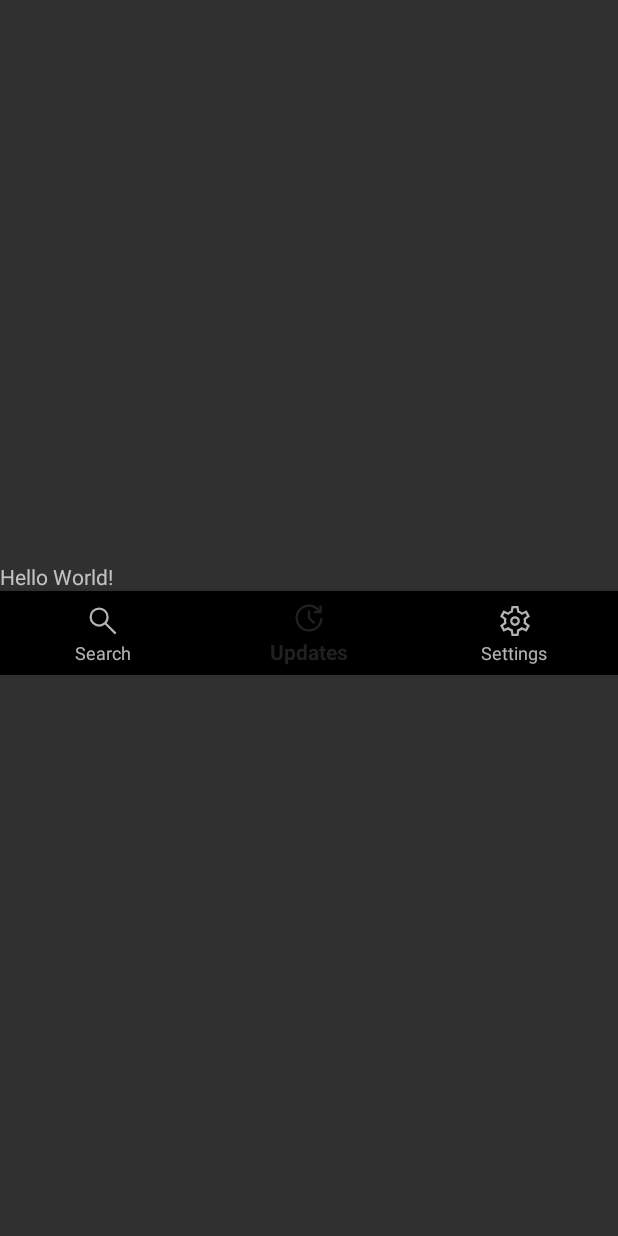
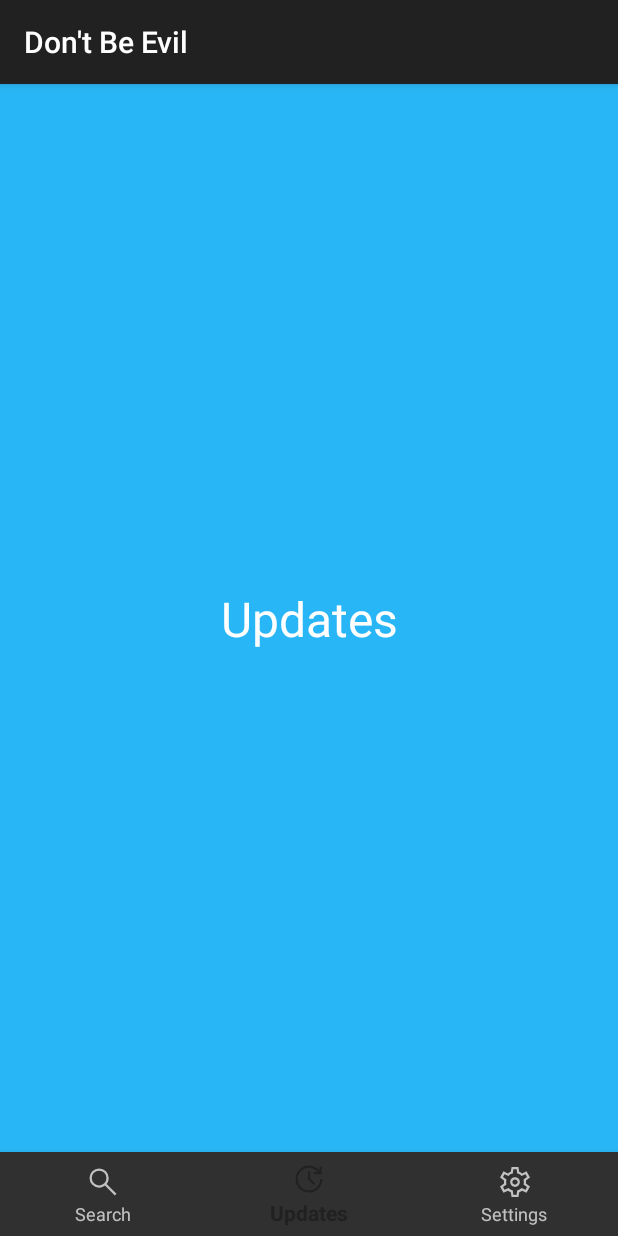
Before and after one commit to radian-software/dontbeevilmirror, an Android app: the screen it shows after launch (MainActivity), item 2 of the bottom bar chosen, on a phone screen of 412 x 824 dp. Run offline under Robolectric (Android 15) with nearby library versions, the phone set to English and light mode, and no system bars; our stand-ins replace navigation-ui.

Commit message:
Add godawful XML to construct nav bar

```diff
--- a/app/app/build.gradle.kts
+++ b/app/app/build.gradle.kts
@@ -32,6 +32,8 @@ android {
 
 dependencies {
     implementation("androidx.appcompat:appcompat:1.5.1")
+    implementation("androidx.constraintlayout:constraintlayout:2.1.4")
+    implementation("androidx.navigation:navigation-fragment-ktx:2.5.3")
+    implementation("androidx.navigation:navigation-ui-ktx:2.5.3")
     implementation("com.google.android.material:material:1.8.0")
-    implementation("androidx.constraintlayout:constraintlayout:2.1.4")
 }
--- a/app/app/src/main/kotlin/codes/radian/dontbeevil/MainActivity.kt
+++ b/app/app/src/main/kotlin/codes/radian/dontbeevil/MainActivity.kt
@@ -1,11 +1,26 @@
 package codes.radian.dontbeevil
 
-import android.app.Activity
+import androidx.appcompat.app.AppCompatActivity
 import android.os.Bundle
 
-class MainActivity : Activity() {
+import androidx.navigation.fragment.NavHostFragment
+import androidx.navigation.ui.NavigationUI
+import com.google.android.material.bottomnavigation.BottomNavigationView
+
+class MainActivity : AppCompatActivity() {
     override fun onCreate(savedInstanceState: Bundle?) {
         super.onCreate(savedInstanceState)
         setContentView(R.layout.activity_main)
+
+        val navHostFragment =
+            supportFragmentManager.findFragmentById(R.id.navbar_fragment) as NavHostFragment
+        val navController = navHostFragment.navController
+        val navbar = findViewById<BottomNavigationView>(R.id.navbar)
+
+        NavigationUI.setupWithNavController(navbar, navController)
+
+        navbar.setOnItemSelectedListener {
+            NavigationUI.onNavDestinationSelected(it, navController)
+        }
     }
 }
--- /dev/null
+++ b/app/app/src/main/kotlin/codes/radian/dontbeevil/SearchFragment.kt
@@ -0,0 +1,23 @@
+package codes.radian.dontbeevil
+
+import android.os.Bundle
+import android.view.LayoutInflater
+import android.view.View
+import android.view.ViewGroup
+import android.widget.Toast
+import androidx.fragment.app.Fragment
+
+class SearchFragment : Fragment() {
+
+    override fun onCreateView(
+        inflater: LayoutInflater, container: ViewGroup?,
+        savedInstanceState: Bundle?
+    ): View? {
+        return inflater.inflate(R.layout.fragment_search, container, false)
+    }
+
+    override fun onViewCreated(view: View, savedInstanceState: Bundle?) {
+        super.onViewCreated(view, savedInstanceState)
+    }
+
+}
--- /dev/null
+++ b/app/app/src/main/kotlin/codes/radian/dontbeevil/UpdatesFragment.kt
@@ -0,0 +1,23 @@
+package codes.radian.dontbeevil
+
+import android.os.Bundle
+import android.view.LayoutInflater
+import android.view.View
+import android.view.ViewGroup
+import android.widget.Toast
+import androidx.fragment.app.Fragment
+
+class UpdatesFragment : Fragment() {
+
+    override fun onCreateView(
+        inflater: LayoutInflater, container: ViewGroup?,
+        savedInstanceState: Bundle?
+    ): View? {
+        return inflater.inflate(R.layout.fragment_updates, container, false)
+    }
+
+    override fun onViewCreated(view: View, savedInstanceState: Bundle?) {
+        super.onViewCreated(view, savedInstanceState)
+    }
+
+}
--- a/app/app/src/main/res/layout/activity_main.xml
+++ b/app/app/src/main/res/layout/activity_main.xml
@@ -3,32 +3,38 @@
     xmlns:android="http://schemas.android.com/apk/res/android"
     xmlns:app="http://schemas.android.com/apk/res-auto"
     xmlns:tools="http://schemas.android.com/tools"
+    android:id="@+id/toplevel_layout"
     android:layout_width="match_parent"
     android:layout_height="match_parent"
-    tools:context=".MainActivity">
+    tools:context=".MainActivity"
+    >
 
-  <LinearLayout
-      xmlns:android="http://schemas.android.com/apk/res/android"
-      xmlns:app="http://schemas.android.com/apk/res-auto"
-      android:layout_width="match_parent"
+  <androidx.fragment.app.FragmentContainerView
+      android:id="@+id/navbar_fragment"
+      android:name="androidx.navigation.fragment.NavHostFragment"
+      android:layout_width="0dp"
+      android:layout_height="0dp"
+      app:layout_constraintLeft_toLeftOf="parent"
+      app:layout_constraintRight_toRightOf="parent"
+      app:layout_constraintTop_toTopOf="parent"
+      app:layout_constraintBottom_toBottomOf="parent"
+      app:layout_constraintBottom_toTopOf="@+id/navbar"
+
+      app:defaultNavHost="true"
+      app:navGraph="@navigation/navbar_graph"/>
+  />
+
+  <com.google.android.material.bottomnavigation.BottomNavigationView
+      android:id="@+id/navbar"
+      android:layout_width="0dp"
       android:layout_height="wrap_content"
-      android:orientation="vertical"
+      android:layout_marginEnd="0dp"
+      android:layout_marginStart="0dp"
+      android:background="?android:attr/windowBackground"
       app:layout_constraintBottom_toBottomOf="parent"
       app:layout_constraintLeft_toLeftOf="parent"
       app:layout_constraintRight_toRightOf="parent"
-      app:layout_constraintTop_toTopOf="parent">
-
-    <TextView
-        android:layout_width="wrap_content"
-        android:layout_height="wrap_content"
-        android:text="Hello World!" />
-
-    <com.google.android.material.bottomnavigation.BottomNavigationView
-        android:id="@+id/bottom_navigation"
-        android:layout_width="match_parent"
-        android:layout_height="wrap_content"
-        app:menu="@menu/bottom_navigation_menu" />
-
-  </LinearLayout>
+      app:menu="@menu/navbar_menu"
+      />
 
 </androidx.constraintlayout.widget.ConstraintLayout>
--- /dev/null
+++ b/app/app/src/main/res/layout/fragment_updates.xml
@@ -0,0 +1,27 @@
+<?xml version="1.0" encoding="utf-8"?>
+<androidx.constraintlayout.widget.ConstraintLayout
+    xmlns:android="http://schemas.android.com/apk/res/android"
+    xmlns:tools="http://schemas.android.com/tools"
+    xmlns:app="http://schemas.android.com/apk/res-auto"
+    android:layout_width="match_parent"
+    android:background="#29B6F6"
+    android:layout_height="match_parent"
+    tools:context=".UpdatesFragment"
+    android:id="@+id/fragment_layout"
+    >
+
+  <TextView
+      android:text="Updates"
+      android:textSize="32sp"
+      android:textColor="#fff"
+      android:layout_width="wrap_content"
+      android:layout_height="wrap_content"
+      android:id="@+id/updates_title"
+      app:layout_constraintHorizontal_bias="0.5"
+      app:layout_constraintStart_toStartOf="parent"
+      app:layout_constraintEnd_toEndOf="parent"
+      app:layout_constraintTop_toTopOf="parent"
+      app:layout_constraintBottom_toBottomOf="parent"
+      />
+
+</androidx.constraintlayout.widget.ConstraintLayout>
--- a/app/app/src/main/res/menu/bottom_navigation_menu.xml
+++ b/app/app/src/main/res/menu/navbar_menu.xml
@@ -1,17 +1,17 @@
 <?xml version="1.0" encoding="utf-8"?>
 <menu xmlns:android="http://schemas.android.com/apk/res/android">
   <item
-      android:id="@+id/item_1"
+      android:id="@+id/navbar_search_dest"
       android:enabled="true"
       android:icon="@drawable/search"
       android:title="Search"/>
   <item
-      android:id="@+id/item_2"
+      android:id="@+id/navbar_updates_dest"
       android:enabled="true"
       android:icon="@drawable/updates"
       android:title="Updates"/>
   <item
-      android:id="@+id/item_3"
+      android:id="@+id/navbar_settings_dest"
       android:enabled="true"
       android:icon="@drawable/settings"
       android:title="Settings"/>
--- /dev/null
+++ b/app/app/src/main/res/navigation/navbar_graph.xml
@@ -0,0 +1,30 @@
+<?xml version="1.0" encoding="utf-8"?>
+<navigation
+    xmlns:android="http://schemas.android.com/apk/res/android"
+    xmlns:app="http://schemas.android.com/apk/res-auto"
+    xmlns:tools="http://schemas.android.com/tools"
+    app:startDestination="@id/navbar_search_dest"
+    >
+
+  <fragment
+      android:id="@+id/navbar_search_dest"
+      android:name="codes.radian.dontbeevil.SearchFragment"
+      android:label="fragment_search"
+      tools:layout="@layout/fragment_search"
+      />
+
+  <fragment
+      android:id="@+id/navbar_updates_dest"
+      android:name="codes.radian.dontbeevil.UpdatesFragment"
+      android:label="fragment_updates"
+      tools:layout="@layout/fragment_updates"
+      />
+
+  <fragment
+      android:id="@+id/navbar_settings_dest"
+      android:name="codes.radian.dontbeevil.SettingsFragment"
+      android:label="fragment_settings"
+      tools:layout="@layout/fragment_settings"
+      />
+
+</navigation>
```
Also changed, not shown: app/app/src/main/kotlin/codes/radian/dontbeevil/SettingsFragment.kt (added, +23 -0 lines), app/app/src/main/res/layout/fragment_search.xml (added, +27 -0 lines), app/app/src/main/res/layout/fragment_settings.xml (added, +27 -0 lines), 1 other file.
